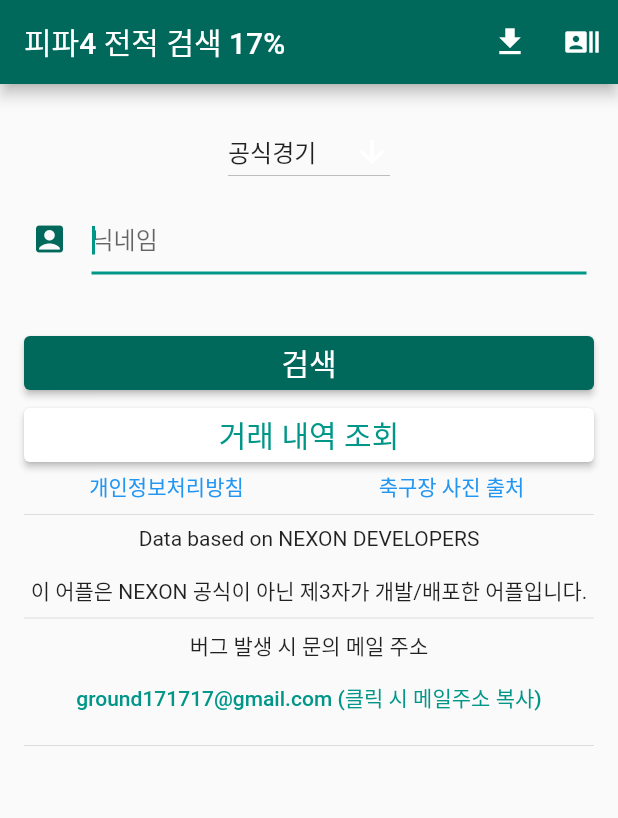
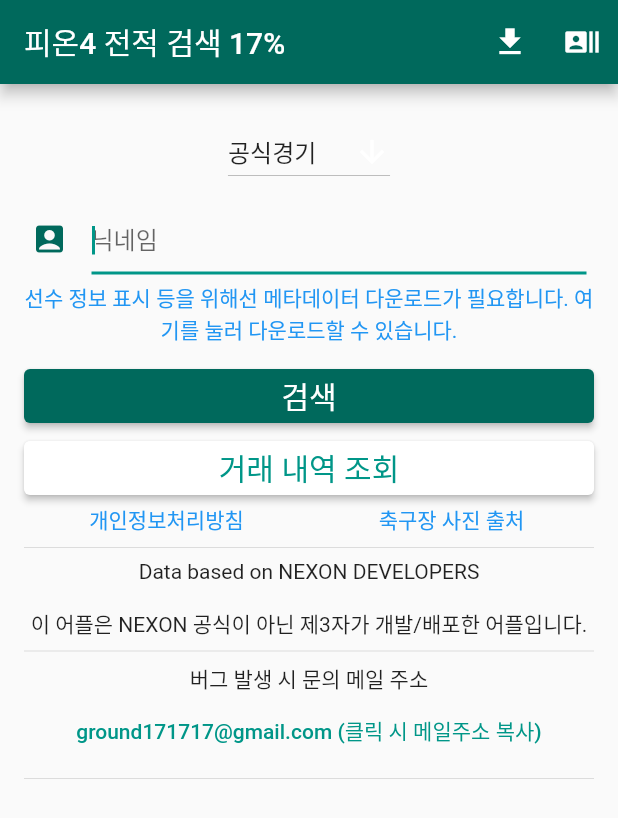
Before and after one commit to Ground17/fc_online, a Flutter app: the screen it shows after launch, on a phone screen of 412 x 824 dp. Shown: the top 818 px of the screen. Run offline on Flutter 3.47's test engine with Material 2 defaults, Android fonts, the phone set to English and light mode, and no system bars; drawn by our look-alikes of google_mobile_ads; missing offline and left inert: app_tracking_transparency; network calls fail.

Commit message:
애플 개발자 정책 4.2.3에 따른 메타데이터 강제 다운로드 제거

```diff
--- a/lib/main.dart
+++ b/lib/main.dart
@@ -31,7 +31,7 @@ class MyApp extends StatelessWidget {
   Widget build(BuildContext context) {
     return MaterialApp(
       key: key,
-      title: '피파4 전적 검색 17%',
+      title: '피온4 전적 검색 17%',
       theme: ThemeData(
         brightness: Brightness.light,
         primarySwatch: Colors.teal,
@@ -43,7 +43,7 @@ class MyApp extends StatelessWidget {
         primaryColor: Colors.teal[800],
       ),
       themeMode: ThemeMode.system,
-      home: const MyHomePage(title: '피파4 전적 검색 17%',),
+      home: const MyHomePage(title: '피온4 전적 검색 17%',),
     );
   }
 }
@@ -60,6 +60,7 @@ class _MyHomePageState extends State<MyHomePage> {
   final _formKey = GlobalKey<FormState>();
   String _email = "";
   bool _isLoading = false;
+  bool _isSpid = true;
   String dir = "";
 
   late File recent;
@@ -125,7 +126,6 @@ class _MyHomePageState extends State<MyHomePage> {
   void _initFile() async {
     dir = (await getApplicationDocumentsDirectory()).path;
 
-
     recent = File('$dir/recent.txt');
 
     spid = File('$dir/spid.json');
@@ -138,11 +138,18 @@ class _MyHomePageState extends State<MyHomePage> {
     players = jsonDecode(recent.readAsStringSync());
 
     if (!await spid.exists()) {
-      total = await getTotal();
+      // total = await getTotal();
+      // setState(() {
+      //   _isLoading = true;
+      // });
+      // await checkMetaInit();
       setState(() {
-        _isLoading = true;
+        _isSpid = false;
       });
-      await checkMetaInit();
+    } else {
+      setState(() {
+        _isSpid = true;
+      });
     }
   }
 
@@ -198,7 +205,7 @@ class _MyHomePageState extends State<MyHomePage> {
 
   Widget _submit() {
     return Padding(
-      padding: const EdgeInsets.fromLTRB(0.0, 30.0, 0.0, 0.0),
+      padding: const EdgeInsets.fromLTRB(0.0, 10.0, 0.0, 0.0),
       child: ElevatedButton(
         style: ElevatedButton.styleFrom(primary: Colors.teal[800]),
         onPressed: _validateAndSubmit,
@@ -223,6 +230,20 @@ class _MyHomePageState extends State<MyHomePage> {
         child: const Text('거래 내역 조회',
             style: TextStyle(fontSize: 20.0, color: Colors.teal)),
       ),
+    );
+  }
+
+  Widget _showDownload() {
+    return RichText(
+      textAlign: TextAlign.center,
+      text: TextSpan(
+          text: "선수 정보 표시 등을 위해선 메타데이터 다운로드가 필요합니다. 여기를 눌러 다운로드할 수 있습니다.",
+          style: const TextStyle(color: Colors.blue),
+          recognizer: TapGestureRecognizer()
+            ..onTap = () async {
+              total = await getTotal();
+              await checkMetaInit(option: true);
+            }),
     );
   }
 
@@ -281,7 +302,7 @@ class _MyHomePageState extends State<MyHomePage> {
             const Padding(
               padding: EdgeInsets.all(16.0),
               child: Text(
-                  "서버에서 새 메타데이터를 다운로드 받는 중입니다. 몇 분 정도 소요될 수 있습니다. "
+                  "서버에서 새 메타데이터를 다운로드 받는 중입니다. 몇 초 정도 소요될 수 있습니다. "
                       "더 나은 어플 사용을 위해 반드시 필요한 작업이므로 양해 부탁드립니다.\n"
                       "다운로드가 너무 오래 걸리는 경우엔 네트워크 환경이 안정적인지 확인해주신 후, 어플을 재부팅해주시면 감사하겠습니다.\n"
               ),
@@ -328,6 +349,7 @@ class _MyHomePageState extends State<MyHomePage> {
               child: _showDropDown(),
             ),
             _showEmailInput(),
+            _isSpid ? Container() : _showDownload(),
             _submit(),
             _trade(),
             Row(
@@ -403,9 +425,8 @@ class _MyHomePageState extends State<MyHomePage> {
               ),
               tooltip: "메타데이터 업데이트",
               onPressed: () async {
-
                 total = await getTotal();
-                checkMetaInit(option: true);
+                await checkMetaInit(option: true);
               },
             )
                 : Container(),
@@ -631,6 +652,7 @@ class _MyHomePageState extends State<MyHomePage> {
         });
       }, onDone: () async {
         _isLoading = false;
+        _isSpid = true;
       }, onError: (e) async {
         print(e);
         alert("다운로드 중 오류가 발생했습니다. 네트워크, 저장공간 등을 확인해주세요.");
--- a/pubspec.yaml
+++ b/pubspec.yaml
@@ -15,7 +15,7 @@ publish_to: 'none' # Remove this line if you wish to publish to pub.dev
 # In iOS, build-name is used as CFBundleShortVersionString while build-number used as CFBundleVersion.
 # Read more about iOS versioning at
 # https://developer.apple.com/library/archive/documentation/General/Reference/InfoPlistKeyReference/Articles/CoreFoundationKeys.html
-version: 1.0.0+1
+version: 1.0.0+3
 
 environment:
   sdk: ">=2.12.0 <3.0.0"
```
Also changed, not shown: lib/detail.dart (+48 -45 lines), lib/trade.dart (+19 -15 lines).
